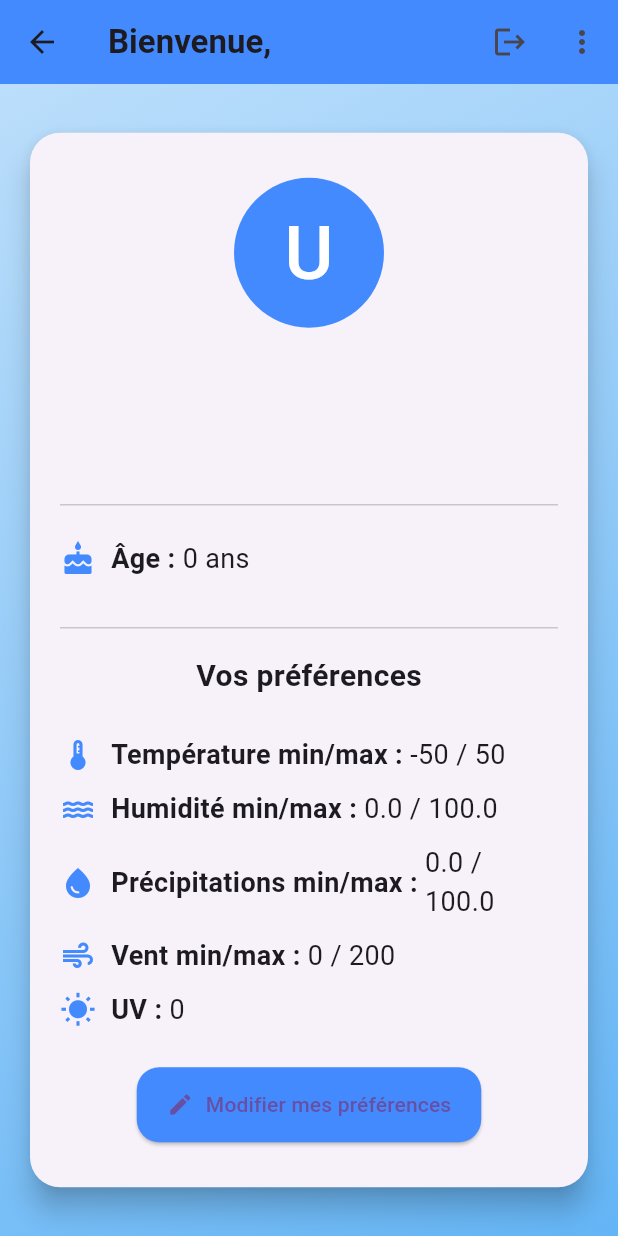
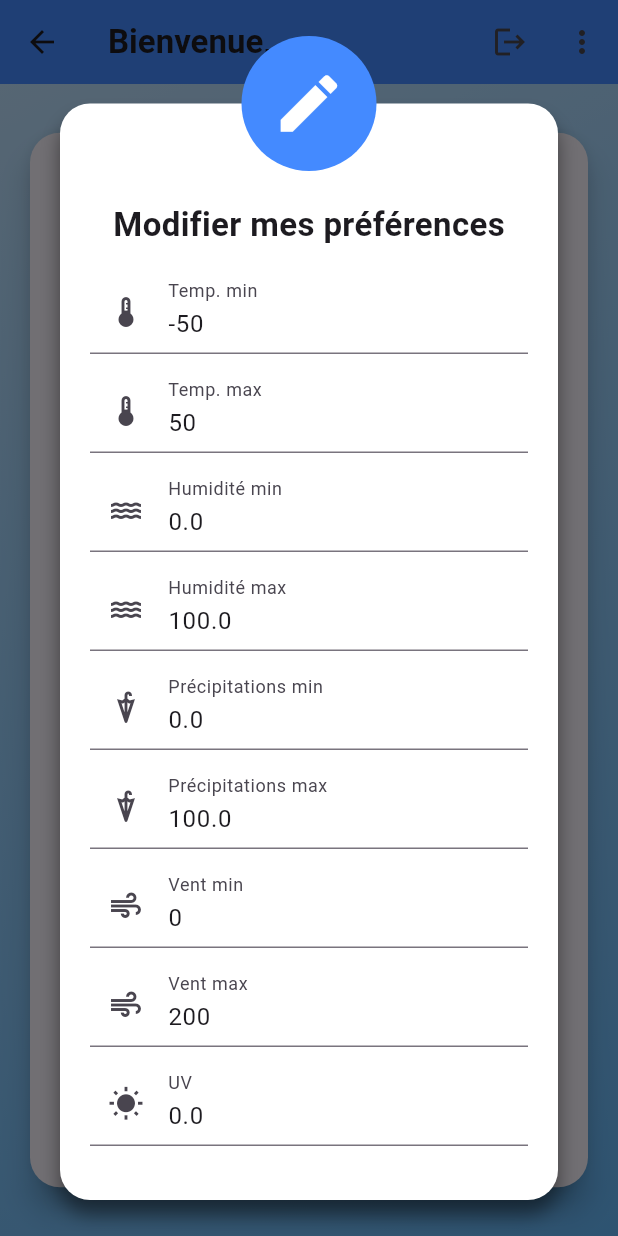
Before and after one commit to marin1109/AtmoPulse, a Flutter app: the UserPage screen opened directly, after a tap on "Modifier mes préférences", on a phone screen of 412 x 824 dp. Run offline on Flutter 3.47's test engine with Material 3 defaults, Android fonts, the phone set to English and light mode, and no system bars; our stand-ins replace flip_card, flutter_dotenv, flutter_local_notifications, geolocator, shared_preferences; missing offline and left inert: background_fetch; accounts and stored records are empty; Roboto replaces fonts that are missing (Montserrat).

Commit message:
update sensibilities on db

```diff
--- a/lib/services/account_service.dart
+++ b/lib/services/account_service.dart
@@ -144,6 +144,48 @@ Future<void> deleteUser(Email email, Password password) async {
   }
 }
 
+Future<void> updateSensibilites(
+  Email email, {
+  required double humiditeMin,
+  required double humiditeMax,
+  required double precipitationsMin,
+  required double precipitationsMax,
+  required int temperatureMin,
+  required int temperatureMax,
+  required int ventMin,
+  required int ventMax,
+  required double uv,
+}) async {
+  final url = Uri.parse('$apiBaseUrl/update_sensibilites_utilisateur');
+  final response = await http.post(
+    url,
+    headers: {'Content-Type': 'application/json'},
+    body: jsonEncode({
+      'email': email.toString(),
+      'humidite_min': humiditeMin,
+      'humidite_max': humiditeMax,
+      'precipitations_min': precipitationsMin,
+      'precipitations_max': precipitationsMax,
+      'temperature_min': temperatureMin,
+      'temperature_max': temperatureMax,
+      'vent_min': ventMin,
+      'vent_max': ventMax,
+      'uv': uv,
+    }),
+  );
+
+  print('Status Code (updateSensibilites): ${response.statusCode}');
+  print('Response Body (updateSensibilites): ${response.body}');
+
+  if (response.statusCode == 200) {
+    print('Sensibilités mises à jour avec succès dans la DB.');
+  } else {
+    throw Exception(
+      'Erreur lors de la mise à jour des sensibilités: ${response.body}',
+    );
+  }
+}
+
 // Fonction pour mettre à jour ou ajouter les préférences d'unités
 Future<void> updatePreferencesUnit(
   Email email,
--- a/lib/view/account/user_page.dart
+++ b/lib/view/account/user_page.dart
@@ -1,5 +1,3 @@
-// user_page.dart
-
 import 'package:flutter/material.dart';
 import 'package:provider/provider.dart';
 
@@ -14,6 +12,11 @@ import '../../utils/user_preferences.dart';
 
 // Services (optionnel si vous gérez changement de mdp, suppression de compte, etc.)
 import '../../services/account_service.dart';
+
+// Dialogs
+import '../dialogs/editPreferences_dialog.dart';
+import '../dialogs/changePassword_dialog.dart';
+import '../dialogs/deleteAccount_dialog.dart';
 
 class UserPage extends StatefulWidget {
   const UserPage({super.key});
@@ -494,10 +497,10 @@ class _UserPageState extends State<UserPage> {
                       icon: const Icon(Icons.edit),
                       label: const Text('Modifier mes préférences'),
                       onPressed: () {
-                        // À vous de créer la logique pour éditer
-                        // (ex. showEditPreferencesDialog, ou aller sur une page, etc.)
-                        // Ex.:
-                        // _showEditPreferencesDialog(context);
+                        showDialog(
+                          context: context,
+                          builder: (_) => const EditPreferencesDialog(),
+                        );
                       },
                       style: ElevatedButton.styleFrom(
                         padding: const EdgeInsets.symmetric(
--- /dev/null
+++ b/lib/view/dialogs/editPreferences_dialog.dart
@@ -0,0 +1,364 @@
+import 'package:flutter/material.dart';
+import 'package:provider/provider.dart';
+import '../../utils/user_preferences.dart';
+import '../../services/account_service.dart';
+
+class EditPreferencesDialog extends StatefulWidget {
+  const EditPreferencesDialog({super.key});
+
+  @override
+  State<EditPreferencesDialog> createState() => _EditPreferencesDialogState();
+}
+
+class _EditPreferencesDialogState extends State<EditPreferencesDialog> {
+  final _editPrefsFormKey = GlobalKey<FormState>();
+
+  // Champs de texte
+  final tempMinController = TextEditingController();
+  final tempMaxController = TextEditingController();
+  final humidityMinController = TextEditingController();
+  final humidityMaxController = TextEditingController();
+  final precipitationMinController = TextEditingController();
+  final precipitationMaxController = TextEditingController();
+  final windMinController = TextEditingController();
+  final windMaxController = TextEditingController();
+  final uvMinController = TextEditingController();
+
+  @override
+  void initState() {
+    super.initState();
+    final userPrefs = Provider.of<UserPreferences>(context, listen: false);
+    tempMinController.text = userPrefs.tempMin?.value.toString() ?? '';
+    tempMaxController.text = userPrefs.tempMax?.value.toString() ?? '';
+    humidityMinController.text = userPrefs.humidityMin?.value.toString() ?? '';
+    humidityMaxController.text = userPrefs.humidityMax?.value.toString() ?? '';
+    precipitationMinController.text = userPrefs.precipMin?.value.toString() ?? '';
+    precipitationMaxController.text = userPrefs.precipMax?.value.toString() ?? '';
+    windMinController.text = userPrefs.windMin?.value.toString() ?? '';
+    windMaxController.text = userPrefs.windMax?.value.toString() ?? '';
+    uvMinController.text = userPrefs.uvValue?.value.toString() ?? '';
+  }
+
+  @override
+  Widget build(BuildContext context) {
+    return Dialog(
+      shape: RoundedRectangleBorder(borderRadius: BorderRadius.circular(20)),
+      backgroundColor: Colors.transparent,
+      child: contentBox(context),
+    );
+  }
+
+  Widget contentBox(BuildContext context) {
+    final userPrefs = Provider.of<UserPreferences>(context, listen: false);
+
+    return Stack(
+      children: [
+        Container(
+          padding: const EdgeInsets.only(left: 20, top: 65, right: 20, bottom: 20),
+          margin: const EdgeInsets.only(top: 45),
+          decoration: BoxDecoration(
+            shape: BoxShape.rectangle,
+            color: Colors.white,
+            borderRadius: BorderRadius.circular(20),
+            boxShadow: [
+              BoxShadow(
+                color: Colors.black45,
+                offset: const Offset(0, 10),
+                blurRadius: 10,
+              ),
+            ],
+          ),
+          // Le corps de la dialog
+          child: Form(
+            key: _editPrefsFormKey,
+            child: SingleChildScrollView(
+              child: Column(
+                mainAxisSize: MainAxisSize.min,
+                children: [
+                  const Text(
+                    'Modifier mes préférences',
+                    style: TextStyle(
+                      fontSize: 22,
+                      fontWeight: FontWeight.w600,
+                      fontFamily: 'Montserrat',
+                    ),
+                  ),
+                  const SizedBox(height: 15),
+                  // Ex. Température min
+                  TextFormField(
+                    controller: tempMinController,
+                    keyboardType: TextInputType.number,
+                    decoration: const InputDecoration(
+                      labelText: 'Temp. min',
+                      prefixIcon: Icon(Icons.thermostat),
+                    ),
+                    validator: (value) {
+                      if (value == null || value.isEmpty) {
+                        return 'Requis';
+                      }
+                      final val = int.tryParse(value);
+                      if (val == null) {
+                        return 'Valeur invalide';
+                      }
+                      return null;
+                    },
+                  ),
+                  const SizedBox(height: 10),
+                  // Température max
+                  TextFormField(
+                    controller: tempMaxController,
+                    keyboardType: TextInputType.number,
+                    decoration: const InputDecoration(
+                      labelText: 'Temp. max',
+                      prefixIcon: Icon(Icons.thermostat),
+                    ),
+                    validator: (value) {
+                      if (value == null || value.isEmpty) {
+                        return 'Requis';
+                      }
+                      final val = int.tryParse(value);
+                      if (val == null) {
+                        return 'Valeur invalide';
+                      }
+                      // Vérifier que val >= min ?
+                      final minVal = int.tryParse(tempMinController.text);
+                      if (minVal != null && val < minVal) {
+                        return 'Max doit être >= min';
+                      }
+                      return null;
+                    },
+                  ),
+                  const SizedBox(height: 10),
+                  // Humidité min
+                  TextFormField(
+                    controller: humidityMinController,
+                    keyboardType: TextInputType.number,
+                    decoration: const InputDecoration(
+                      labelText: 'Humidité min',
+                      prefixIcon: Icon(Icons.water),
+                    ),
+                    validator: (value) {
+                      if (value == null || value.isEmpty) {
+                        return 'Requis';
+                      }
+                      final val = int.tryParse(value);
+                      if (val == null) {
+                        return 'Valeur invalide';
+                      }
+                      return null;
+                    },
+                  ),
+                  const SizedBox(height: 10),
+                  // Humidité max
+                  TextFormField(
+                    controller: humidityMaxController,
+                    keyboardType: TextInputType.number,
+                    decoration: const InputDecoration(
+                      labelText: 'Humidité max',
+                      prefixIcon: Icon(Icons.water),
+                    ),
+                    validator: (value) {
+                      if (value == null || value.isEmpty) {
+                        return 'Requis';
+                      }
+                      final val = int.tryParse(value);
+                      if (val == null) {
+                        return 'Valeur invalide';
+                      }
+                      return null;
+                    },
+                  ),
+                  const SizedBox(height: 10),
+                  // Précipitations min
+                  TextFormField(
+                    controller: precipitationMinController,
+                    keyboardType: TextInputType.number,
+                    decoration: const InputDecoration(
+                      labelText: 'Précipitations min',
+                      prefixIcon: Icon(Icons.umbrella),
+                    ),
+                    validator: (value) {
+                      if (value == null || value.isEmpty) {
+                        return 'Requis';
+                      }
+                      final val = int.tryParse(value);
+                      if (val == null) {
+                        return 'Valeur invalide';
+                      }
+                      return null;
+                    },
+                  ),
+                  const SizedBox(height: 10),
+                  // Précipitations max
+                  TextFormField(
+                    controller: precipitationMaxController,
+                    keyboardType: TextInputType.number,
+                    decoration: const InputDecoration(
+                      labelText: 'Précipitations max',
+                      prefixIcon: Icon(Icons.umbrella),
+                    ),
+                    validator: (value) {
+                      if (value == null || value.isEmpty) {
+                        return 'Requis';
+                      }
+                      final val = int.tryParse(value);
+                      if (val == null) {
+                        return 'Valeur invalide';
+                      }
+                      return null;
+                    },
+                  ),
+                  const SizedBox(height: 10),
+                  // Vitesse du vent min
+                  TextFormField(
+                    controller: windMinController,
+                    keyboardType: TextInputType.number,
+                    decoration: const InputDecoration(
+                      labelText: 'Vent min',
+                      prefixIcon: Icon(Icons.air),
+                    ),
+                    validator: (value) {
+                      if (value == null || value.isEmpty) {
+                        return 'Requis';
+                      }
+                      final val = int.tryParse(value);
+                      if (val == null) {
+                        return 'Valeur invalide';
+                      }
+                      return null;
+                    },
+                  ),
+                  const SizedBox(height: 10),
+                  // Vitesse du vent max
+                  TextFormField(
+                    controller: windMaxController,
+                    keyboardType: TextInputType.number,
+                    decoration: const InputDecoration(
+                      labelText: 'Vent max',
+                      prefixIcon: Icon(Icons.air),
+                    ),
+                    validator: (value) {
+                      if (value == null || value.isEmpty) {
+                        return 'Requis';
+                      }
+                      final val = int.tryParse(value);
+                      if (val == null) {
+                        return 'Valeur invalide';
+                      }
+                      return null;
+                    },
+                  ),
+                  const SizedBox(height: 10),
+                  // Indice UV
+                  TextFormField(
+                    controller: uvMinController,
+                    keyboardType: TextInputType.number,
+                    decoration: const InputDecoration(
+                      labelText: 'UV',
+                      prefixIcon: Icon(Icons.wb_sunny),
+                    ),
+                    validator: (value) {
+                      if (value == null || value.isEmpty) {
+                        return 'Requis';
+                      }
+                      final val = int.tryParse(value);
+                      if (val == null) {
+                        return 'Valeur invalide';
+                      }
+                      return null;
+                    },
+                  ),
+                  const SizedBox(height: 22),
+                  Row(
+                    mainAxisAlignment: MainAxisAlignment.end,
+                    children: [
+                      TextButton(
+                        onPressed: () => Navigator.of(context).pop(),
+                        child: const Text(
+                          'Annuler',
+                          style: TextStyle(
+                            fontSize: 18,
+                            color: Colors.blueAccent,
+                            fontFamily: 'Montserrat',
+                          ),
+                        ),
+                      ),
+                      const SizedBox(width: 10),
+                      TextButton(
+                        onPressed: () async {
+                          if (_editPrefsFormKey.currentState!.validate()) {
+                            // 1. Récupérer les valeurs saisies
+                            final newTempMin = int.parse(tempMinController.text);
+                            final newTempMax = int.parse(tempMaxController.text);
+                            final newHumidityMin = double.parse(humidityMinController.text);
+                            final newHumidityMax = double.parse(humidityMaxController.text);
+                            final newPrecipMin = double.parse(precipitationMinController.text);
+                            final newPrecipMax = double.parse(precipitationMaxController.text);
+                            final newWindMin = int.parse(windMinController.text);
+                            final newWindMax = int.parse(windMaxController.text);
+                            final newUvValue = double.parse(uvMinController.text);
+
+                            // 2. Mettre à jour localement (SharedPreferences)
+                            await userPrefs.setTempMin(newTempMin);
+                            await userPrefs.setTempMax(newTempMax);
+                            await userPrefs.setHumidityMin(newHumidityMin);
+                            await userPrefs.setHumidityMax(newHumidityMax);
+                            await userPrefs.setPrecipMin(newPrecipMin);
+                            await userPrefs.setPrecipMax(newPrecipMax);
+                            await userPrefs.setWindMin(newWindMin);
+                            await userPrefs.setWindMax(newWindMax);
+                            await userPrefs.setUV(newUvValue);
+
+                            // 3. Mettre à jour aussi dans la base de données
+                            try {
+                              // On récupère l'email de l'utilisateur actuel
+                              final userEmail = userPrefs.email; // Email type
+                              await updateSensibilites(
+                                userEmail,
+                                humiditeMin: newHumidityMin,
+                                humiditeMax: newHumidityMax,
+                                precipitationsMin: newPrecipMin,
+                                precipitationsMax: newPrecipMax,
+                                temperatureMin: newTempMin,
+                                temperatureMax: newTempMax,
+                                ventMin: newWindMin,
+                                ventMax: newWindMax,
+                                uv: newUvValue,
+                              );
+
+                              // Success: On ferme la dialog
+                              Navigator.of(context).pop();
+                            } catch (e) {
+                              // En cas d'erreur, vous pouvez afficher un SnackBar ou un AlertDialog
+                              ScaffoldMessenger.of(context).showSnackBar(
+                                SnackBar(content: Text('Erreur lors de la mise à jour: $e')),
+                              );
+                            }
+                          }
+                        },
+                        child: const Text('Enregistrer'),
+                      ),
+                    ],
+                  ),
+                ],
+              ),
+            ),
+          ),
+        ),
+        Positioned(
+          left: 20,
+          right: 20,
+          child: CircleAvatar(
+            backgroundColor: Colors.blueAccent,
+            radius: 45,
+            child: const Icon(
+              Icons.edit,
+              color: Colors.white,
+              size: 50,
+            ),
+          ),
+        ),
+      ],
+    );
+  }
+}
--- a/lib/view/home/home_page.dart
+++ b/lib/view/home/home_page.dart
@@ -1,5 +1,3 @@
-// home_page.dart
-
 import 'package:flutter/material.dart';
 import 'package:geolocator/geolocator.dart';
 import 'dart:convert';
--- a/lib/view/settings/preferences_page.dart
+++ b/lib/view/settings/preferences_page.dart
@@ -1,5 +1,3 @@
-// preferences_page.dart
-
 import 'package:flutter/material.dart';
 import 'package:provider/provider.dart';
 
```
Also changed, not shown: lib/view/account/LogInSignUp_page.dart (+0 -18 lines), lib/view/dialogs/changePassword_dialog.dart (added), lib/view/dialogs/deleteAccount_dialog.dart (added).
